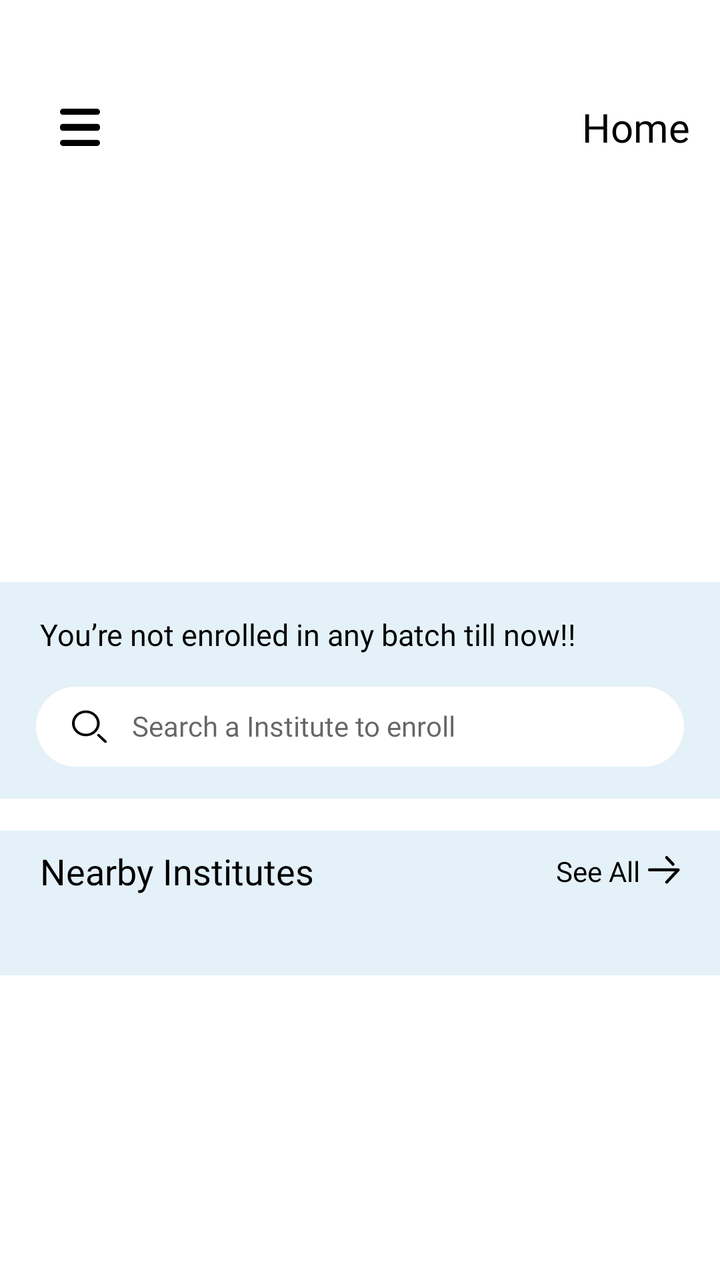
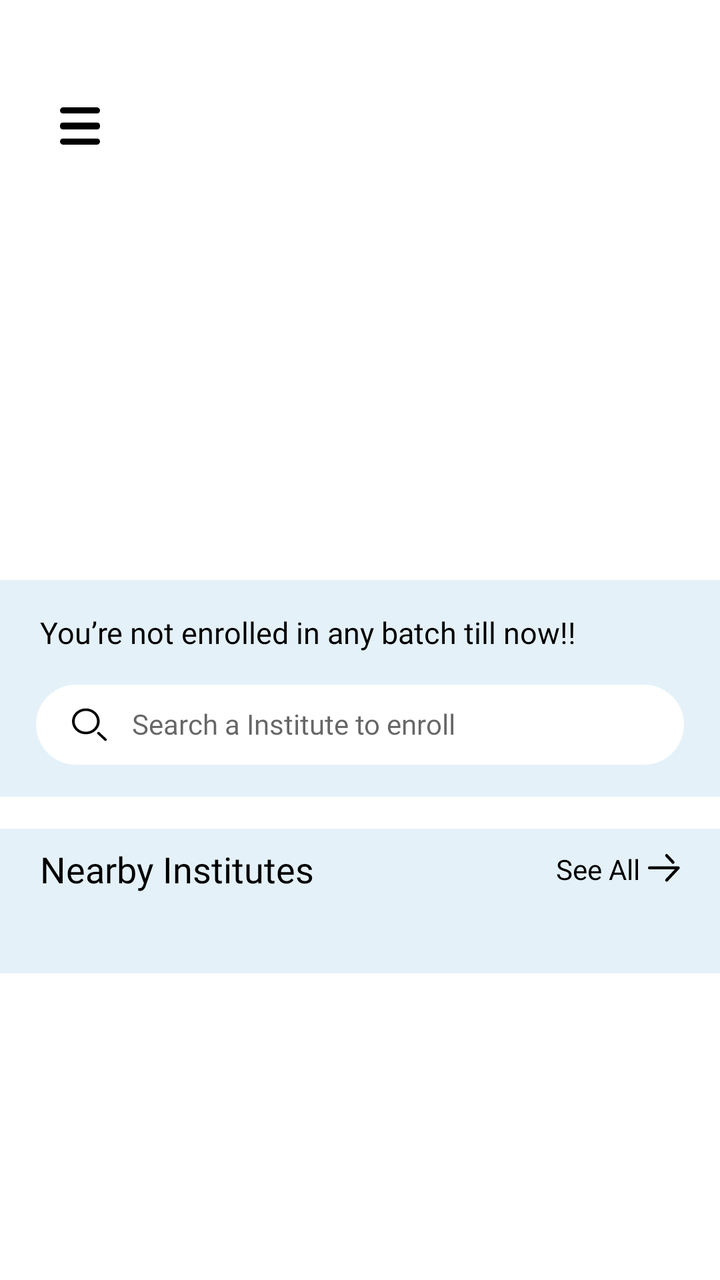

Before-and-after screenshots of an Android layout around one commit, followed by the original layout XML and the change that was made.
<!-- AndroidManifest.xml: application theme Theme.EdTech -->
<!-- res/layout/fragment_home.xml -->
<?xml version="1.0" encoding="utf-8"?>
<layout xmlns:android="http://schemas.android.com/apk/res/android"
    xmlns:tools="http://schemas.android.com/tools"
    xmlns:app="http://schemas.android.com/apk/res-auto">

    <data>

    </data>

    <ScrollView
        android:layout_width="match_parent"
        android:layout_height="match_parent"
        android:fillViewport="true"
        tools:context=".ui.fragment.HomeFragment">

        <LinearLayout
            android:layout_width="match_parent"
            android:layout_height="wrap_content"
            android:orientation="vertical">

            
            <androidx.constraintlayout.widget.ConstraintLayout
                android:layout_width="match_parent"
                android:layout_height="wrap_content"
                android:paddingTop="20dp"
                android:paddingBottom="10dp"
                android:layout_marginTop="20dp">

                <ImageView
                    android:id="@+id/sideMenu"
                    android:layout_width="20dp"
                    android:layout_height="20dp"
                    android:layout_marginStart="30dp"
                    android:layout_marginTop="10dp"
                    android:src="@drawable/menu_button"
                    app:layout_constraintBottom_toBottomOf="parent"
                    app:layout_constraintStart_toStartOf="parent"
                    app:layout_constraintTop_toTopOf="parent" />

                <TextView
                    android:id="@+id/headerName"
                    android:src="@drawable/gradmo_book_icon"
                    android:layout_width="0dp"
                    android:layout_height="wrap_content"
                    android:fontFamily="@font/manrope_bold"
                    android:textColor="@color/black"
                    android:text="Home"
                    android:textSize="20sp"
                    android:gravity="end"
                    android:maxLines="1"
                    android:ellipsize="end"
                    android:layout_marginHorizontal="15dp"
                    app:layout_constraintTop_toTopOf="@id/sideMenu"
                    app:layout_constraintBottom_toBottomOf="@id/sideMenu"
                    app:layout_constraintEnd_toEndOf="parent"
                    app:layout_constraintStart_toEndOf="@+id/sideMenu" />

            </androidx.constraintlayout.widget.ConstraintLayout>

            
            
            <androidx.constraintlayout.widget.ConstraintLayout
                android:layout_width="match_parent"
                android:layout_height="wrap_content"
                android:layout_marginTop="10dp">

                <androidx.viewpager2.widget.ViewPager2
                    android:id="@+id/bannerViewPager"
                    android:layout_width="match_parent"
                    android:layout_height="170dp"
                    app:layout_constraintTop_toTopOf="parent"
                    app:layout_constraintStart_toStartOf="parent"
                    app:layout_constraintEnd_toEndOf="parent"/>

                
                <LinearLayout
                    android:id="@+id/dotsIndicator"
                    android:layout_width="wrap_content"
                    android:layout_height="wrap_content"
                    android:orientation="horizontal"
                    android:layout_marginTop="8dp"
                    app:layout_constraintTop_toBottomOf="@id/bannerViewPager"
                    app:layout_constraintStart_toStartOf="parent"
                    app:layout_constraintEnd_toEndOf="parent"
                    app:layout_constraintBottom_toBottomOf="parent"/>

            </androidx.constraintlayout.widget.ConstraintLayout>
            
            <LinearLayout
                android:layout_marginTop="16dp"
                android:paddingBottom="16dp"
                android:background="@color/light_blue_bg"
                android:layout_width="match_parent"
                android:layout_height="wrap_content"
                android:orientation="vertical">

                <TextView
                    android:layout_marginTop="16dp"
                    android:layout_marginStart="20dp"
                    android:id="@+id/searchSectionTitle"
                    android:layout_width="wrap_content"
                    android:layout_height="wrap_content"
                    android:fontFamily="@font/manrope_medium"
                    android:textColor="@color/black"

                    android:text="You’re not enrolled in any batch till now!!"
                    android:textSize="15sp" />

                <TextView
                    android:id="@+id/searchField"
                    android:layout_width="match_parent"
                    android:layout_height="wrap_content"
                    android:layout_marginTop="16dp"
                    android:layout_marginHorizontal="18dp"
                    android:background="@drawable/bg_login_flow_edittex"
                    android:backgroundTint="@color/white"
                    android:drawableStart="@drawable/search_icon"
                    android:drawablePadding="10dp"
                    android:textColor="@color/black"
                    android:textSize="14sp"
                    android:fontFamily="@font/manrope_medium"
                    android:hint="Search a Institute to enroll"
                    android:imeOptions="actionSearch"
                    android:inputType="text"
                    android:paddingVertical="10dp"
                    android:paddingHorizontal="16dp"
                    android:singleLine="true" />

            </LinearLayout>

            
            <LinearLayout
                android:layout_marginTop="16dp"
                android:background="@color/light_blue_bg"
                android:layout_width="match_parent"
                android:layout_height="wrap_content"
                android:orientation="vertical"
                android:paddingHorizontal="20dp"
                android:paddingTop="8dp"
                android:paddingBottom="24dp">

                
                <androidx.constraintlayout.widget.ConstraintLayout
                    android:layout_width="match_parent"
                    android:layout_height="wrap_content">

                    <TextView
                        android:id="@+id/categoryTitle"
                        android:layout_width="wrap_content"
                        android:layout_height="wrap_content"
                        android:fontFamily="@font/manrope_semibold"
                        android:text="Nearby Institutes"
                        android:textColor="@color/black"
                        android:textSize="18sp"
                        app:layout_constraintBottom_toBottomOf="parent"
                        app:layout_constraintStart_toStartOf="parent"
                        app:layout_constraintTop_toTopOf="parent" />

                    <LinearLayout
                        android:id="@+id/seeAllLayout"
                        android:layout_width="wrap_content"
                        android:layout_height="wrap_content"
                        android:gravity="center_vertical"
                        android:orientation="horizontal"
                        app:layout_constraintBottom_toBottomOf="parent"
                        app:layout_constraintEnd_toEndOf="parent"
                        app:layout_constraintTop_toTopOf="parent">

                        <TextView
                            android:id="@+id/seeAllText"
                            android:layout_width="wrap_content"
                            android:layout_height="wrap_content"
                            android:text="See All"
                            android:textColor="@color/black"
                            android:textSize="14sp" />

                        <ImageView
                            android:id="@+id/seeAllArrow"
                            android:layout_width="16dp"
                            android:layout_height="16dp"
                            android:layout_marginStart="4dp"
                            android:src="@drawable/next_arrow" />

                    </LinearLayout>

                </androidx.constraintlayout.widget.ConstraintLayout>

                <androidx.recyclerview.widget.RecyclerView
                    android:id="@+id/categoryRecyclerView"
                    android:layout_width="match_parent"
                    android:layout_height="wrap_content"
                    android:layout_marginTop="16dp"
                    android:clipToPadding="false"
                    android:orientation="horizontal"
                    tools:listitem="@layout/adapter_home_institute"
                    app:layoutManager="androidx.recyclerview.widget.LinearLayoutManager" />

            </LinearLayout>

        </LinearLayout>
    </ScrollView></layout>
<!-- res/layout/adapter_home_institute.xml (included above) -->
<?xml version="1.0" encoding="utf-8"?>
<layout xmlns:android="http://schemas.android.com/apk/res/android"
    xmlns:app="http://schemas.android.com/apk/res-auto">

    <data>

    </data>

    <LinearLayout
        android:layout_marginEnd="16dp"
        android:paddingBottom="10dp"
        android:layout_width="155dp"
        android:layout_height="wrap_content"
        android:orientation="vertical"
        android:background="@drawable/bg_home_item"
        android:backgroundTint="@color/white">

        <androidx.cardview.widget.CardView
            app:cardElevation="0dp"
            app:cardCornerRadius="10dp"
            app:layout_constraintTop_toTopOf="parent"
            android:layout_width="match_parent"
            android:layout_height="105dp">

            <ImageView
                android:id="@+id/imageView"
                android:scaleType="centerCrop"
                android:background="@drawable/banner_placeholder_new"
                android:layout_width="match_parent"
                android:layout_height="match_parent" />
        </androidx.cardview.widget.CardView>

        <LinearLayout
            android:layout_marginHorizontal="10dp"
            android:layout_marginTop="8dp"
            android:layout_width="match_parent"
            android:layout_height="wrap_content"
            android:orientation="horizontal">

            <TextView
                android:layout_width="wrap_content"
                android:layout_height="wrap_content"
                android:textColor="@color/gray"
                android:fontFamily="@font/manrope_semibold"
                android:textSize="11sp"
                android:text="0.0" />

            <com.app.gradmo.utils.CustomRatingBar
                android:layout_weight="1"
                android:layout_marginStart="5dp"
                android:id="@+id/customRatingBar"
                android:layout_width="wrap_content"
                android:layout_height="16dp"
                app:numStars="5"
                app:rating="0.0"
                app:stepSize="0.5"
                app:isIndicator="false"
                app:starSize="15dp"
                app:starSpacing="0dp" />
        </LinearLayout>
        <TextView
            android:id="@+id/instituteName"
            android:layout_marginHorizontal="10dp"
            android:layout_marginTop="5dp"
            android:layout_width="wrap_content"
            android:layout_height="wrap_content"
            android:textColor="@color/black"
            android:fontFamily="@font/manrope_semibold"
            android:textSize="11sp"
            android:maxLines="1"
            android:ellipsize="end"
            android:text="Upgrade Classes" />
        <androidx.constraintlayout.widget.ConstraintLayout
            android:layout_width="match_parent"
            android:layout_height="wrap_content">
            <ImageView
                android:layout_marginStart="10dp"
                android:layout_marginTop="4dp"
                app:layout_constraintTop_toTopOf="parent"
                app:layout_constraintStart_toStartOf="parent"
                android:layout_width="wrap_content"
                android:layout_height="wrap_content"
                android:src="@drawable/location_icon"/>
            <TextView
                app:layout_constraintTop_toTopOf="parent"
                app:layout_constraintStart_toStartOf="parent"
                app:layout_constraintEnd_toEndOf="parent"
                android:layout_marginStart="26dp"
                android:layout_marginEnd="6dp"
                android:id="@+id/instituteAddress"
                android:layout_marginTop="4dp"
                android:layout_width="0dp"
                android:layout_height="wrap_content"
                android:textColor="@color/black"
                android:fontFamily="@font/manrope_regular"
                android:textSize="9sp"
                android:text="C-12, Pandara Road, Cannaught Place"
                android:maxLines="2"
                android:minLines="2"
                android:ellipsize="end"/>

        </androidx.constraintlayout.widget.ConstraintLayout>
        <TextView
            android:background="@drawable/bg_blue_border"
            android:layout_marginHorizontal="10dp"
            android:layout_marginTop="4dp"
            android:layout_width="wrap_content"
            android:layout_height="wrap_content"
            android:textColor="@color/blue_3787FF"
            android:fontFamily="@font/manrope_semibold"
            android:textSize="9sp"
            android:text="Offline"
            android:paddingVertical="2dp"
            android:paddingHorizontal="10dp"/>
    </LinearLayout>
</layout>
<!-- resources referenced by this layout -->
<resources>
  <color name="black">#FF000000</color>
  <color name="blue_3787FF">#3787FF</color>
  <color name="gray">#767372</color>
  <color name="light_blue_bg">#E4F1F8</color>
  <color name="white">#FFFFFFFF</color>
  <!-- drawable bg_blue_border (drawable) -->
  <?xml version="1.0" encoding="utf-8"?>
  <shape xmlns:android="http://schemas.android.com/apk/res/android">
      <corners android:radius="15dp"/>
      <stroke android:color="@color/blue_3787FF" android:width="1dp"/>
  </shape>
  <!-- drawable bg_home_item (drawable) -->
  <?xml version="1.0" encoding="utf-8"?>
  <shape xmlns:android="http://schemas.android.com/apk/res/android">
      <corners android:radius="10dp"/>
  </shape>
  <!-- drawable bg_login_flow_edittex (drawable) -->
  <?xml version="1.0" encoding="utf-8"?>
  <shape xmlns:android="http://schemas.android.com/apk/res/android">
  
      <corners android:radius="30dp"/>
      <solid android:color="#E4F1F8"/>
  </shape>
  <!-- drawable location_icon (drawable) -->
  <vector xmlns:android="http://schemas.android.com/apk/res/android"
      android:width="13dp"
      android:height="16dp"
      android:viewportWidth="13"
      android:viewportHeight="16">
    <path
        android:pathData="M6.3,7.875C6.733,7.875 7.104,7.721 7.412,7.412C7.721,7.104 7.875,6.733 7.875,6.3C7.875,5.867 7.721,5.496 7.412,5.188C7.104,4.879 6.733,4.725 6.3,4.725C5.867,4.725 5.496,4.879 5.188,5.188C4.879,5.496 4.725,5.867 4.725,6.3C4.725,6.733 4.879,7.104 5.188,7.412C5.496,7.721 5.867,7.875 6.3,7.875ZM6.3,15.75C4.187,13.951 2.609,12.281 1.565,10.739C0.522,9.197 0,7.77 0,6.457C0,4.489 0.633,2.92 1.9,1.752C3.166,0.584 4.633,0 6.3,0C7.967,0 9.433,0.584 10.7,1.752C11.966,2.92 12.6,4.489 12.6,6.457C12.6,7.77 12.078,9.197 11.035,10.739C9.991,12.281 8.413,13.951 6.3,15.75Z"
        android:fillColor="#838180"/>
  </vector>
  <!-- drawable menu_button: png bitmap (drawable, 424 bytes) -->
  <!-- drawable next_arrow (drawable) -->
  <vector xmlns:android="http://schemas.android.com/apk/res/android"
      android:width="14dp"
      android:height="13dp"
      android:viewportWidth="14"
      android:viewportHeight="13">
    <path
        android:pathData="M0,6.138C0,5.792 0.241,5.506 0.551,5.464L0.63,5.458H13.24C13.496,5.458 13.725,5.624 13.823,5.879C13.855,5.962 13.871,6.05 13.871,6.138C13.871,6.285 13.826,6.431 13.741,6.551L13.685,6.619L8.599,12.079C8.353,12.343 7.953,12.342 7.708,12.077C7.483,11.833 7.464,11.45 7.653,11.185L7.71,11.115L11.714,6.818H0.63C0.282,6.818 0,6.513 0,6.138ZM7.71,1.161C7.462,0.896 7.462,0.466 7.708,0.2C7.933,-0.044 8.287,-0.065 8.535,0.137L8.6,0.198L11.404,3.209C11.529,3.342 11.59,3.516 11.59,3.691C11.59,3.864 11.529,4.037 11.406,4.17C11.181,4.414 10.827,4.436 10.58,4.233L10.515,4.172L7.71,1.161Z"
        android:fillColor="#060302"/>
  </vector>
  <!-- drawable search_icon (drawable) -->
  <vector xmlns:android="http://schemas.android.com/apk/res/android"
      android:width="22dp"
      android:height="20dp"
      android:viewportWidth="22"
      android:viewportHeight="20">
    <path
        android:pathData="M0,0h21.412v20h-21.412z"
        android:fillColor="#ffffff"/>
    <path
        android:pathData="M8.922,13.542C12.002,13.542 14.498,11.21 14.498,8.333C14.498,5.457 12.002,3.125 8.922,3.125C5.842,3.125 3.346,5.457 3.346,8.333C3.346,11.21 5.842,13.542 8.922,13.542ZM15.836,8.333C15.836,11.9 12.741,14.792 8.922,14.792C5.103,14.792 2.007,11.9 2.007,8.333C2.007,4.766 5.103,1.875 8.922,1.875C12.741,1.875 15.836,4.766 15.836,8.333Z"
        android:fillColor="#060302"
        android:fillType="evenOdd"/>
    <path
        android:pathData="M14.757,13.784C15.019,13.54 15.442,13.54 15.704,13.784L19.209,17.058C19.47,17.302 19.47,17.698 19.209,17.942C18.948,18.186 18.524,18.186 18.263,17.942L14.757,14.668C14.496,14.424 14.496,14.028 14.757,13.784Z"
        android:fillColor="#060302"
        android:fillType="evenOdd"/>
  </vector>
  <style name="Theme.EdTech" parent="Base.Theme.EdTech" />
  <style name="Base.Theme.EdTech" parent="Theme.MaterialComponents.Light.NoActionBar">
          
          
      </style>
  <!-- unchanged entries left out for length: 2 -->
</resources>

<!-- the commit's change to res/layout/fragment_home.xml (unified diff, before → after) -->
@@ -39,21 +39,23 @@
 
                 <TextView
                     android:id="@+id/headerName"
-                    android:src="@drawable/gradmo_book_icon"
                     android:layout_width="0dp"
                     android:layout_height="wrap_content"
+                    android:layout_marginHorizontal="15dp"
+                    android:ellipsize="end"
                     android:fontFamily="@font/manrope_bold"
-                    android:textColor="@color/black"
-                    android:text="Home"
-                    android:textSize="20sp"
                     android:gravity="end"
                     android:maxLines="1"
-                    android:ellipsize="end"
-                    android:layout_marginHorizontal="15dp"
-                    app:layout_constraintTop_toTopOf="@id/sideMenu"
+                    android:src="@drawable/gradmo_book_icon"
+                    android:text=""
+                    android:textColor="@color/black"
+                    android:textSize="20sp"
                     app:layout_constraintBottom_toBottomOf="@id/sideMenu"
                     app:layout_constraintEnd_toEndOf="parent"
-                    app:layout_constraintStart_toEndOf="@+id/sideMenu" />
+                    app:layout_constraintHorizontal_bias="0.466"
+                    app:layout_constraintStart_toEndOf="@+id/sideMenu"
+                    app:layout_constraintTop_toTopOf="@id/sideMenu"
+                    app:layout_constraintVertical_bias="0.571" />
 
             </androidx.constraintlayout.widget.ConstraintLayout>
 
